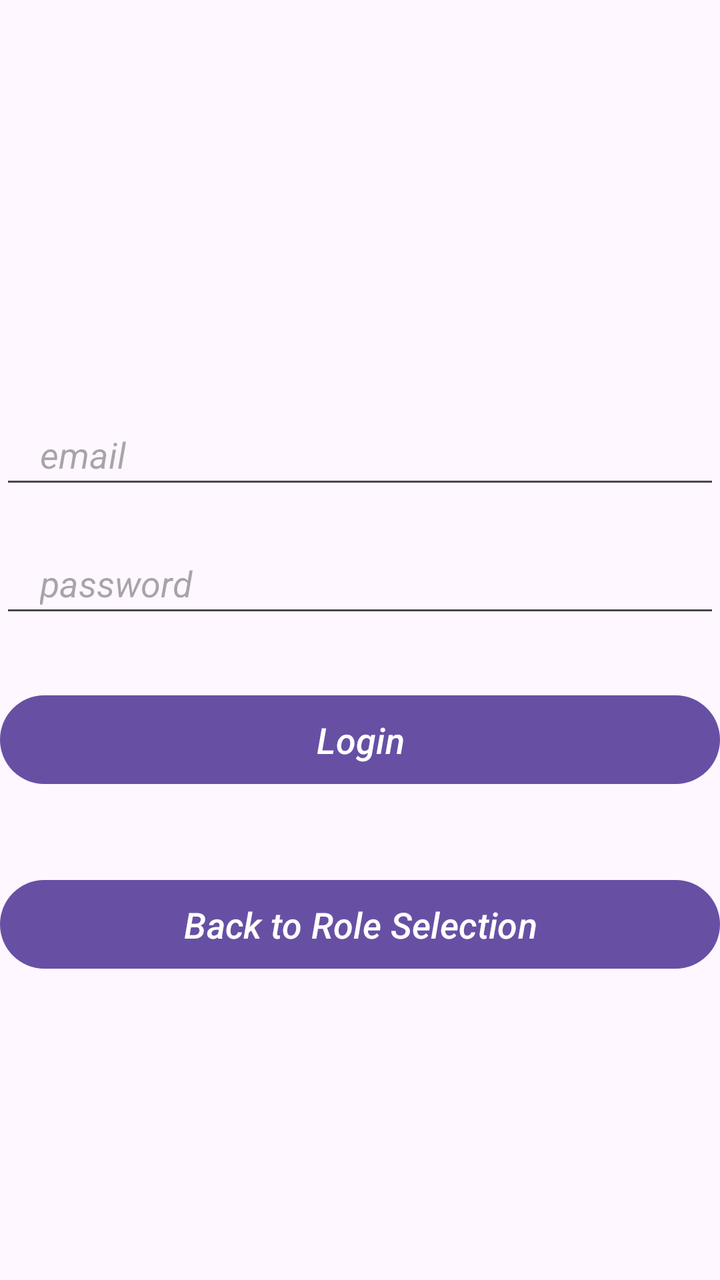
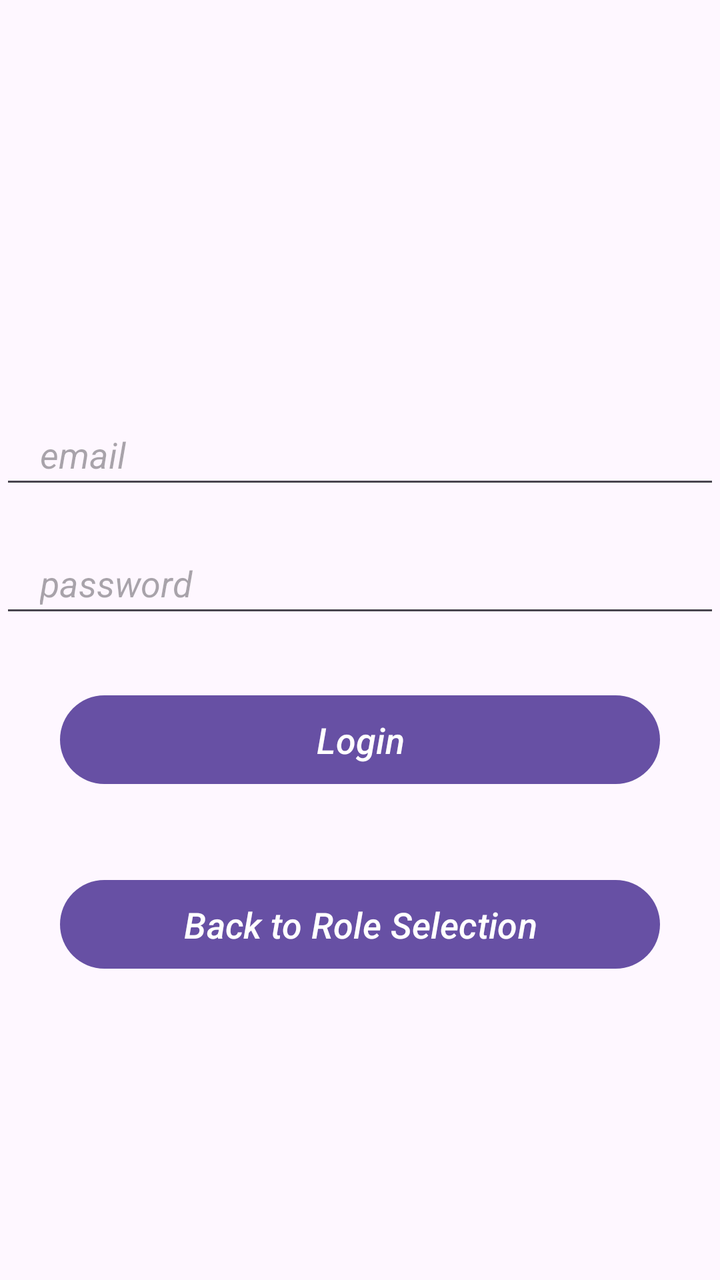

Before-and-after screenshots of an Android layout around one commit, followed by the original layout XML and the change that was made.
<!-- AndroidManifest.xml: application theme Theme.LoginScreen_Assignment2 -->
<!-- res/layout/activity_main.xml -->
<?xml version="1.0" encoding="utf-8"?>
<LinearLayout xmlns:android="http://schemas.android.com/apk/res/android"
    xmlns:app="http://schemas.android.com/apk/res-auto"
    xmlns:tools="http://schemas.android.com/tools"
    android:id="@+id/main"
    android:layout_width="match_parent"
    android:layout_height="match_parent"
    android:orientation="vertical"
    tools:context=".MainActivity"
    android:gravity="center"
    >

    <TextView
        android:id="@+id/welcome_role"
        android:layout_height="wrap_content"
        android:layout_width="match_parent"
        android:textAlignment="center"
        android:textSize="25sp"
        android:textStyle="bold|italic"
        android:layout_marginBottom="30dp"
        tools:ignore="HardcodedText"
        />
    <EditText
        android:id="@+id/uid"
        android:layout_width="match_parent"
        android:layout_height="wrap_content"
        android:hint="email"
        android:paddingVertical="10dp"
        android:paddingHorizontal="20dp"
        android:inputType="text"
        android:layout_marginVertical="10dp"
        android:textStyle="italic"
        tools:ignore="HardcodedText"
        />
    <EditText
        android:id="@+id/password"
        android:layout_width="match_parent"
        android:layout_height="wrap_content"
        android:hint="password"
        android:paddingVertical="10dp"
        android:paddingHorizontal="20dp"
        android:inputType="textPassword"
        android:layout_marginVertical="10dp"
        android:textStyle="italic"
        tools:ignore="HardcodedText"
        />
    <Button
        android:id="@+id/submit"
        android:layout_width="match_parent"
        android:layout_height="wrap_content"
        android:text="Login"
        android:paddingVertical="10dp"
        android:paddingHorizontal="20dp"
        android:layout_marginVertical="20dp"
        android:textSize="18sp"
        android:textStyle="italic"
        tools:ignore="HardcodedText"
        />
    <Button
        android:id="@+id/back_role_selection"
        android:layout_width="match_parent"
        android:layout_height="wrap_content"
        android:text="Back to Role Selection"
        android:paddingVertical="10dp"
        android:paddingHorizontal="20dp"
        android:layout_marginVertical="20dp"
        android:textSize="18sp"
        android:textStyle="italic"
        tools:ignore="HardcodedText"
        />
</LinearLayout>
<!-- resources referenced by this layout -->
<resources>
  <style name="Theme.LoginScreen_Assignment2" parent="Base.Theme.LoginScreen_Assignment2" />
  <style name="Base.Theme.LoginScreen_Assignment2" parent="Theme.Material3.DayNight.NoActionBar">
          
          
      </style>
</resources>

<!-- the commit's change to res/layout/activity_main.xml (unified diff, before → after) -->
@@ -46,7 +46,7 @@
         />
     <Button
         android:id="@+id/submit"
-        android:layout_width="match_parent"
+        android:layout_width="300dp"
         android:layout_height="wrap_content"
         android:text="Login"
         android:paddingVertical="10dp"
@@ -58,7 +58,7 @@
         />
     <Button
         android:id="@+id/back_role_selection"
-        android:layout_width="match_parent"
+        android:layout_width="300dp"
         android:layout_height="wrap_content"
         android:text="Back to Role Selection"
         android:paddingVertical="10dp"
